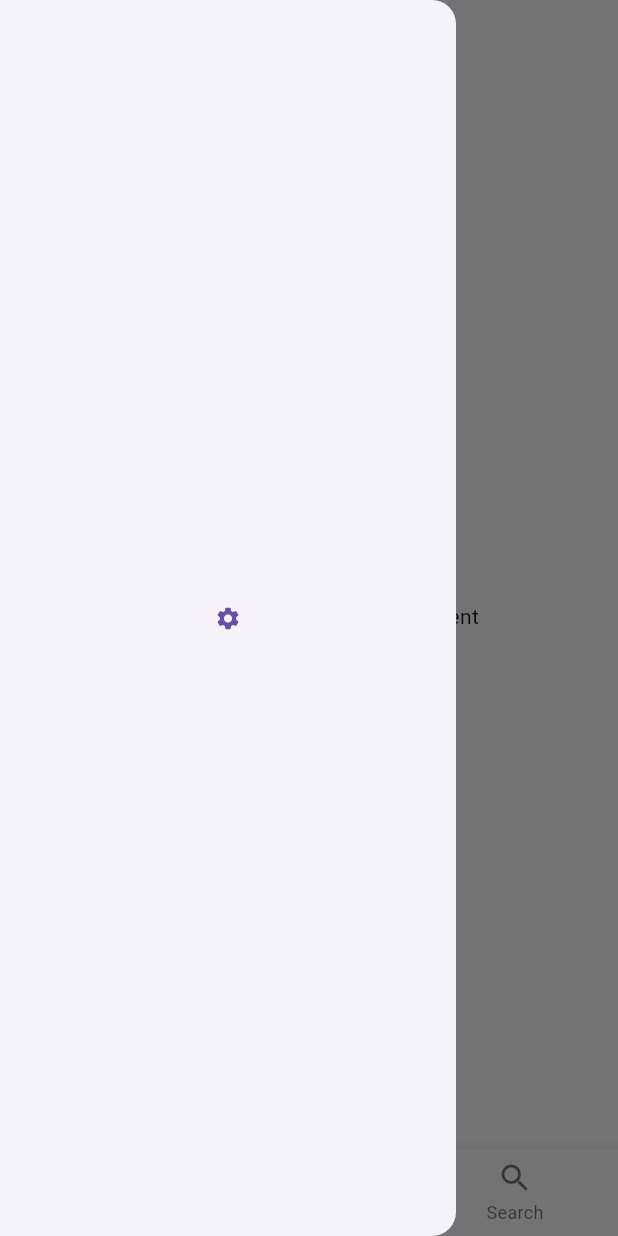
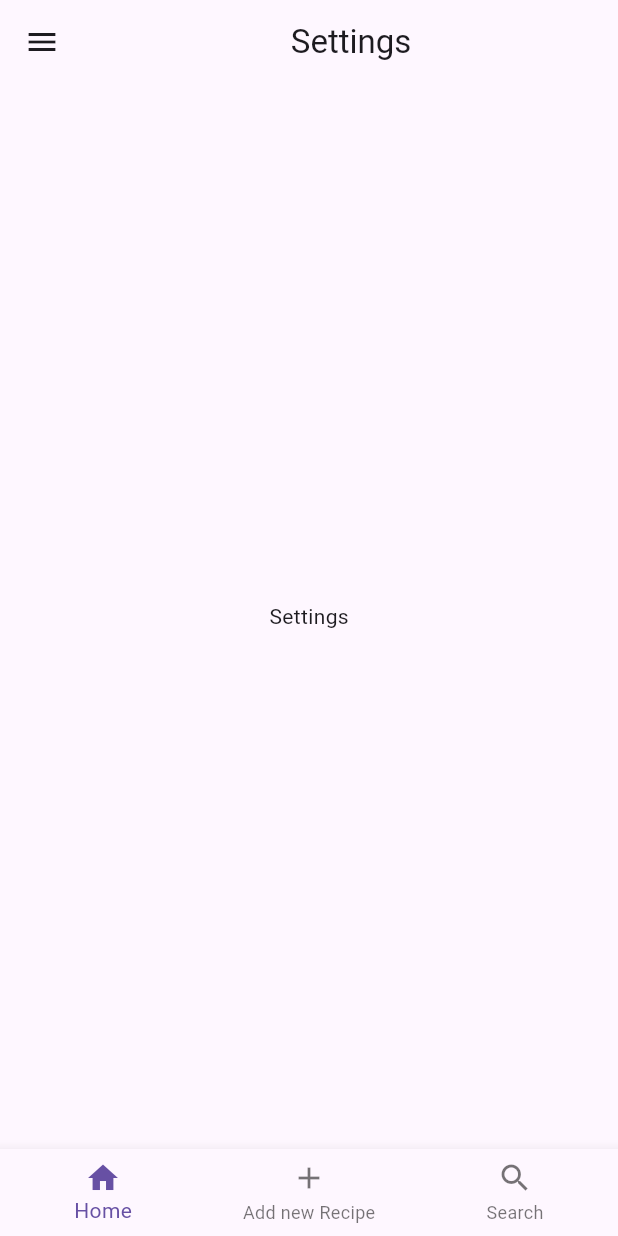
Before and after one commit to fffussel/the_book, a Flutter app: the screen it shows after launch, in the side drawer, after a tap on the "settings" icon, on a phone screen of 412 x 824 dp. Run offline on Flutter 3.47's test engine with Material 3 defaults, Android fonts, the phone set to English and light mode, and no system bars.

Commit message:
fuck it, we ball

```diff
--- /dev/null
+++ b/lib/components/view/add_view.dart
@@ -0,0 +1,12 @@
+import 'package:flutter/material.dart';
+
+class AddView extends StatelessWidget {
+  const AddView({super.key});
+
+  @override
+  Widget build(BuildContext context) {
+    return const Center(
+      child: Text('Add new Recipe'),
+    );
+  }
+}
--- /dev/null
+++ b/lib/components/view/home_view.dart
@@ -0,0 +1,12 @@
+import 'package:flutter/material.dart';
+
+class HomeView extends StatelessWidget {
+  const HomeView({super.key});
+
+  @override
+  Widget build(BuildContext context) {
+    return const Center(
+      child: Text('Home'),
+    );
+  }
+}
--- /dev/null
+++ b/lib/components/view/search_view.dart
@@ -0,0 +1,12 @@
+import 'package:flutter/material.dart';
+
+class SearchView extends StatelessWidget {
+  const SearchView({super.key});
+
+  @override
+  Widget build(BuildContext context) {
+    return const Center(
+      child: Text('Search'),
+    );
+  }
+}
--- /dev/null
+++ b/lib/components/view/settings_view.dart
@@ -0,0 +1,12 @@
+import 'package:flutter/material.dart';
+
+class SettingsView extends StatelessWidget {
+  const SettingsView({super.key});
+
+  @override
+  Widget build(BuildContext context) {
+    return const Center(
+      child: Text('Settings'),
+    );
+  }
+}
--- a/lib/main.dart
+++ b/lib/main.dart
@@ -10,13 +10,8 @@ class MyApp extends StatelessWidget {
 
   @override
   Widget build(BuildContext context) {
-    return MaterialApp(
-      home:  MainLayout(
-        title: 'Home',
-        body: Center(
-          child: Text('This is the changing center content'),
-        ),
-      ),
+    return const MaterialApp(
+      home: MainLayout(),
     );
   }
 }
--- a/lib/main_layout.dart
+++ b/lib/main_layout.dart
@@ -1,47 +1,92 @@
-
 import 'package:flutter/material.dart';
 
-  enum Pages { home, add, search, settings}
+import 'components/view/add_view.dart';
+import 'components/view/home_view.dart';
+import 'components/view/search_view.dart';
+import 'components/view/settings_view.dart';
 
-class MainLayout extends StatelessWidget {
-  final Widget body;
-  final String title;
-  var currentPage = Pages.home;
+enum Pages { home, add, search, settings }
 
-   MainLayout({
-    super.key,
-    required this.body,
-    this.title = 'Main Layout',
-  });
+class MainLayout extends StatefulWidget {
+  const MainLayout({super.key});
+
+  @override
+  State<MainLayout> createState() => _MainLayoutState();
+}
+
+class _MainLayoutState extends State<MainLayout> {
+  Pages _currentPage = Pages.home;
+
+  static const Map<Pages, String> _titles = {
+    Pages.home: 'Home',
+    Pages.add: 'Add new Recipe',
+    Pages.search: 'Search',
+    Pages.settings: 'Settings',
+  };
+
+  static const List<Pages> _bottomNavPages = [
+    Pages.home,
+    Pages.add,
+    Pages.search,
+  ];
+
+  Widget _viewForPage(Pages page) {
+    switch (page) {
+      case Pages.home:
+        return const HomeView();
+      case Pages.add:
+        return const AddView();
+      case Pages.search:
+        return const SearchView();
+      case Pages.settings:
+        return const SettingsView();
+    }
+  }
+
+  void _selectPage(Pages page) {
+    setState(() {
+      _currentPage = page;
+    });
+  }
 
   @override
   Widget build(BuildContext context) {
+    final bottomNavIndex = _bottomNavPages.indexOf(_currentPage);
+
     return Scaffold(
       appBar: AppBar(
         title: Center(
-          child: Text(title),
+          child: Text(_titles[_currentPage]!),
         ),
       ),
-      body: body,
+      body: _viewForPage(_currentPage),
       drawer: Drawer(
         child: Center(
           child: TextButton(
             onPressed: () {
-                debugPrint("Settings button pressed");
-              },
-            child: Icon(Icons.settings),
+              _selectPage(Pages.settings);
+              Navigator.pop(context);
+            },
+            child: const Icon(Icons.settings),
           ),
         ),
       ),
       bottomNavigationBar: BottomNavigationBar(
+        currentIndex: bottomNavIndex >= 0 ? bottomNavIndex : 0,
+        onTap: (index) => _selectPage(_bottomNavPages[index]),
         items: const [
           BottomNavigationBarItem(
             icon: Icon(Icons.home),
             label: 'Home',
-
           ),
-          BottomNavigationBarItem(icon: Icon(Icons.add), label: 'Add new Recipe'),
-          BottomNavigationBarItem(icon: Icon(Icons.search), label: 'Search')
+          BottomNavigationBarItem(
+            icon: Icon(Icons.add),
+             label: 'Add new Recipe'
+          ),
+          BottomNavigationBarItem(
+            icon: Icon(Icons.search),
+            label: 'Search'
+          ),
         ],
         useLegacyColorScheme: false,
       ),
```
